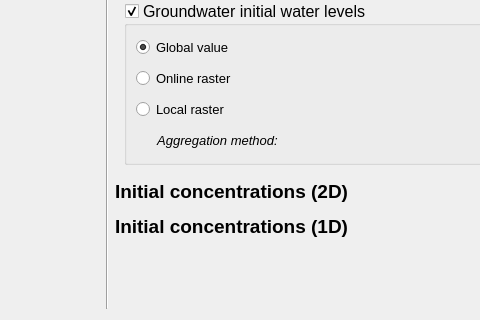
Old version of the form threedi_models_and_simulations/ui/simulation_wizard/page_initial_conditions.ui in the repository nens/threedi-api-qgis-client; both pictures show x 111 to 591 and y 430 to 750 of the 1000 by 750 pixel window.
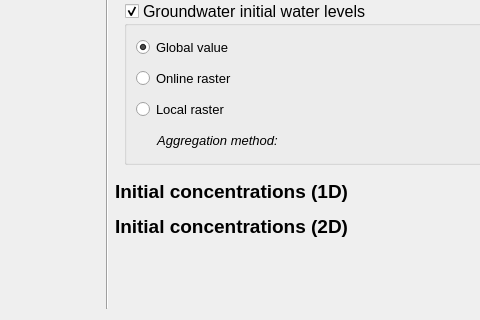
New version of the form. Custom widgets are drawn as their Qt base class.

Patch:
```diff
--- a/threedi_models_and_simulations/ui/simulation_wizard/page_initial_conditions.ui
+++ b/threedi_models_and_simulations/ui/simulation_wizard/page_initial_conditions.ui
@@ -882,7 +882,7 @@
       </font>
      </property>
      <property name="text">
-      <string>Initial concentrations (2D)</string>
+      <string>Initial concentrations (1D)</string>
      </property>
     </widget>
    </item>
@@ -923,7 +923,7 @@
       </font>
      </property>
      <property name="text">
-      <string>Initial concentrations (1D)</string>
+      <string>Initial concentrations (2D)</string>
      </property>
     </widget>
    </item>
```
